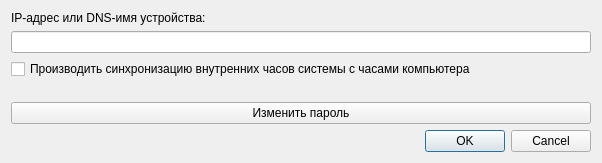
Above: AutoRingSystemCP/settings.ui from danil-kondr2016/autoringsystem before the change. Below: the same form after it.
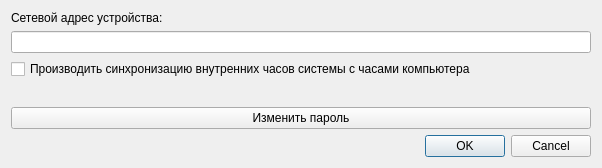
That is the form after the change. Icons and pictures are not drawn.

Patch:
```diff
--- a/AutoRingSystemCP/settings.ui
+++ b/AutoRingSystemCP/settings.ui
@@ -7,7 +7,7 @@
     <x>0</x>
     <y>0</y>
     <width>602</width>
-    <height>163</height>
+    <height>168</height>
    </rect>
   </property>
   <property name="windowTitle">
@@ -24,7 +24,7 @@
    <item>
     <widget class="QLabel" name="label">
      <property name="text">
-      <string>IP-адрес или DNS-имя устройства:</string>
+      <string>Сетевой адрес устройства:</string>
      </property>
     </widget>
    </item>
```
Left out of the diff: 2 changed lines with no effect on the pictures.
